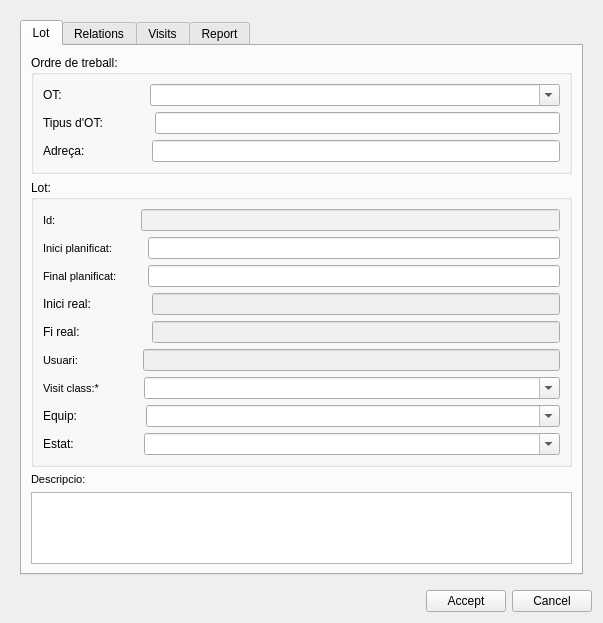
Giswater/giswater_qgis_plugin, file ui/add_lot.ui: the form before one commit.
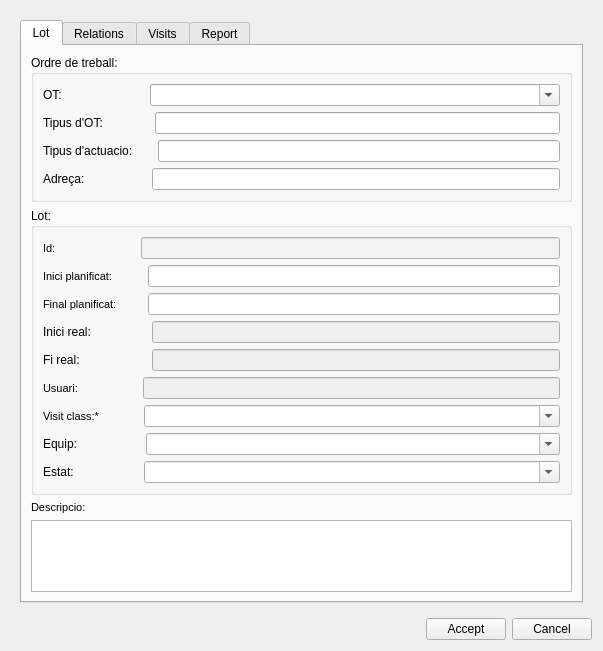
The form after the commit. Icons and pictures are not drawn.

What changed in the file:
```diff
--- a/ui/add_lot.ui
+++ b/ui/add_lot.ui
@@ -7,7 +7,7 @@
     <x>0</x>
     <y>0</y>
     <width>603</width>
-    <height>610</height>
+    <height>636</height>
    </rect>
   </property>
   <property name="windowTitle">
@@ -103,7 +103,7 @@
                </item>
               </layout>
              </item>
-             <item row="2" column="0">
+             <item row="6" column="0">
               <layout class="QHBoxLayout" name="horizontalLayout_18">
                <item>
                 <widget class="QLabel" name="label_7">
@@ -133,6 +133,36 @@
                </item>
               </layout>
              </item>
+             <item row="5" column="0">
+              <layout class="QHBoxLayout" name="horizontalLayout_19">
+               <item>
+                <widget class="QLabel" name="label_8">
+                 <property name="text">
+                  <string>Tipus d'actuacio:</string>
+                 </property>
+                </widget>
+               </item>
+               <item>
+                <spacer name="horizontalSpacer_15">
+                 <property name="orientation">
+                  <enum>Qt::Horizontal</enum>
+                 </property>
+                 <property name="sizeType">
+                  <enum>QSizePolicy::Fixed</enum>
+                 </property>
+                 <property name="sizeHint" stdset="0">
+                  <size>
+                   <width>19</width>
+                   <height>20</height>
+                  </size>
+                 </property>
+                </spacer>
+               </item>
+               <item>
+                <widget class="QLineEdit" name="txt_wotype_id"/>
+               </item>
+              </layout>
+             </item>
             </layout>
            </widget>
           </item>
```
Left out of the diff: 4 changed lines with no effect on the pictures.
